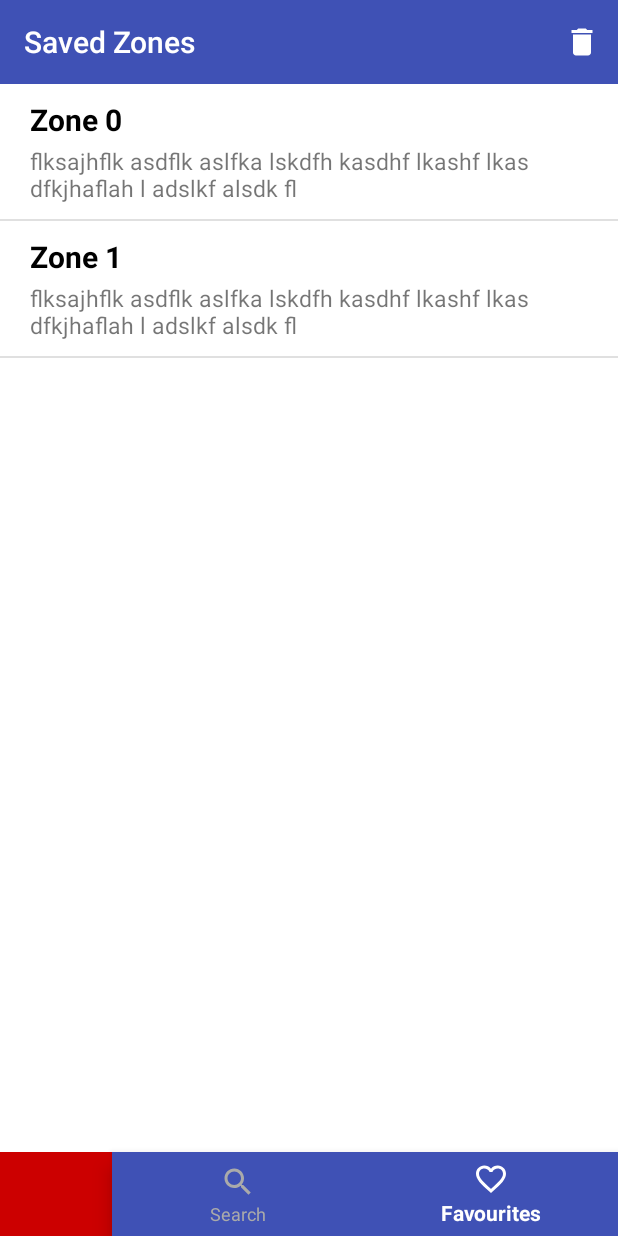
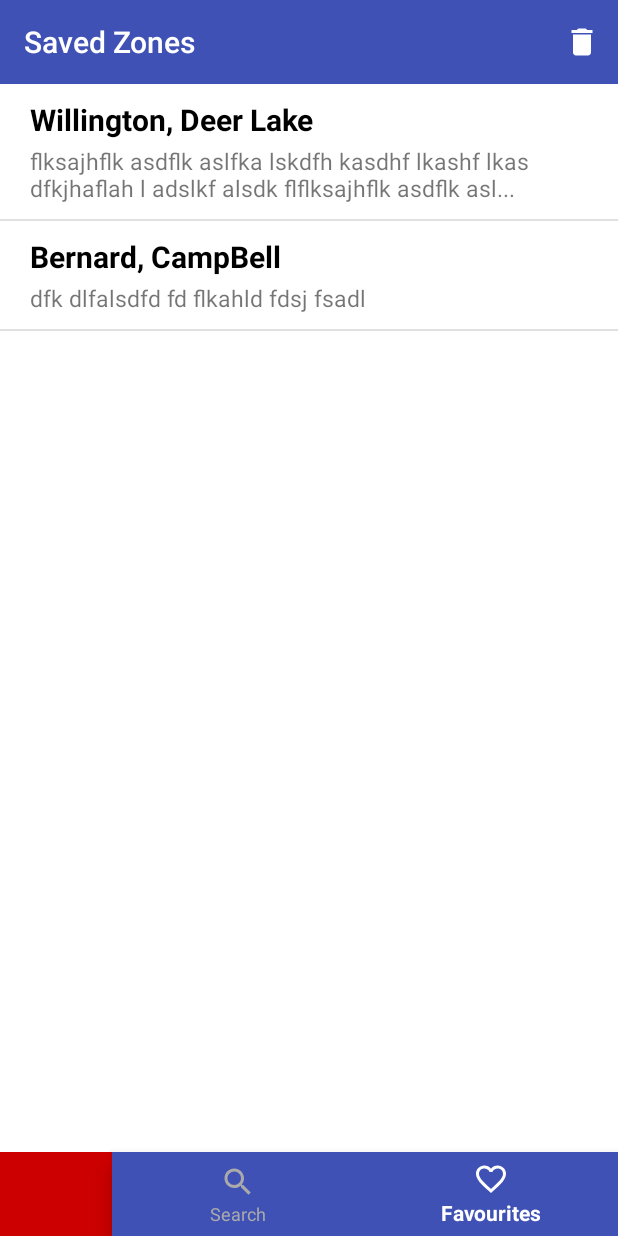
Before and after one commit to Davin-Deol/cFood, an Android app: the screen it shows after launch (SavedZonesActivity), item 2 of the bottom bar chosen, on a phone screen of 412 x 824 dp. Run offline under Robolectric (Android 15) with nearby library versions, the phone set to English and light mode, and no system bars.

Commit message:
Formatted saved zones activity so that it's ready to implement the SQLite

```diff
--- a/app/src/main/java/ca/bcit/ass1/cfood/SavedZonesActivity.java
+++ b/app/src/main/java/ca/bcit/ass1/cfood/SavedZonesActivity.java
@@ -15,16 +15,27 @@ import android.widget.CheckBox;
 import android.widget.ListView;
 import android.widget.TextView;
 
+import java.util.ArrayList;
+
 public class SavedZonesActivity extends AppCompatActivity {
     SavedZonesActivity.CustomAdapter customAdapter;
-    boolean[] values = new boolean[10];
+    private static int MAX_DESCRIPTION_LENGTH = 100;
+    boolean[] values = new boolean[2];
     boolean deleteMode = false;
+    public ArrayList<Neighbourhood> neighbourhoods = new ArrayList<>();
     @Override
     protected void onCreate(Bundle savedInstanceState) {
         super.onCreate(savedInstanceState);
         setContentView(R.layout.activity_saved_zones);
         Toolbar toolbar = findViewById(R.id.savedZonesToolbar);
         setSupportActionBar(toolbar);
+
+        Neighbourhood neighbourhood1 = new Neighbourhood("Willington, Deer Lake", "flksajhflk asdflk aslfka lskdfh kasdhf lkashf lkas dfkjhaflah l adslkf alsdk flflksajhflk asdflk aslfka lskdfh kasdhf lkashf lkas dfkjhaflah l adslkf alsdk flflksajhflk asdflk aslfka lskdfh kasdhf lkashf lkas dfkjhaflah l adslkf alsdk flflksajhflk asdflk aslfka lskdfh kasdhf lkashf lkas dfkjhaflah l adslkf alsdk fl", "5/5");
+        Neighbourhood neighbourhood2 = new Neighbourhood("Bernard, CampBell", "dfk dlfalsdfd fd flkahld fdsj fsadl", "4/5");
+
+        neighbourhoods.add(neighbourhood1);
+        neighbourhoods.add(neighbourhood2);
+
         ListView listView = findViewById(R.id.savedZonesListView);
         customAdapter = new SavedZonesActivity.CustomAdapter(this, values);
         listView.setAdapter(customAdapter);
@@ -75,7 +86,7 @@ public class SavedZonesActivity extends AppCompatActivity {
 
         @Override
         public int getCount() {
-            return 2;
+            return values.length;
         }
 
         @Override
@@ -120,9 +131,13 @@ public class SavedZonesActivity extends AppCompatActivity {
                 });
             }
             TextView zoneID = view.findViewById(R.id.savedZonesZoneID);
-            zoneID.setText("Zone " + i);
+            zoneID.setText(neighbourhoods.get(i).neighbourhood);
             TextView savedZonesZoneDescription = view.findViewById(R.id.savedZonesZoneDescription);
-            savedZonesZoneDescription.setText("flksajhflk asdflk aslfka lskdfh kasdhf lkashf lkas dfkjhaflah l adslkf alsdk fl");
+            if (neighbourhoods.get(i).description.length() > MAX_DESCRIPTION_LENGTH) {
+                savedZonesZoneDescription.setText(neighbourhoods.get(i).description.substring(0, MAX_DESCRIPTION_LENGTH) + "...");
+            } else {
+                savedZonesZoneDescription.setText(neighbourhoods.get(i).description);
+            }
             return view;
         }
 
```
